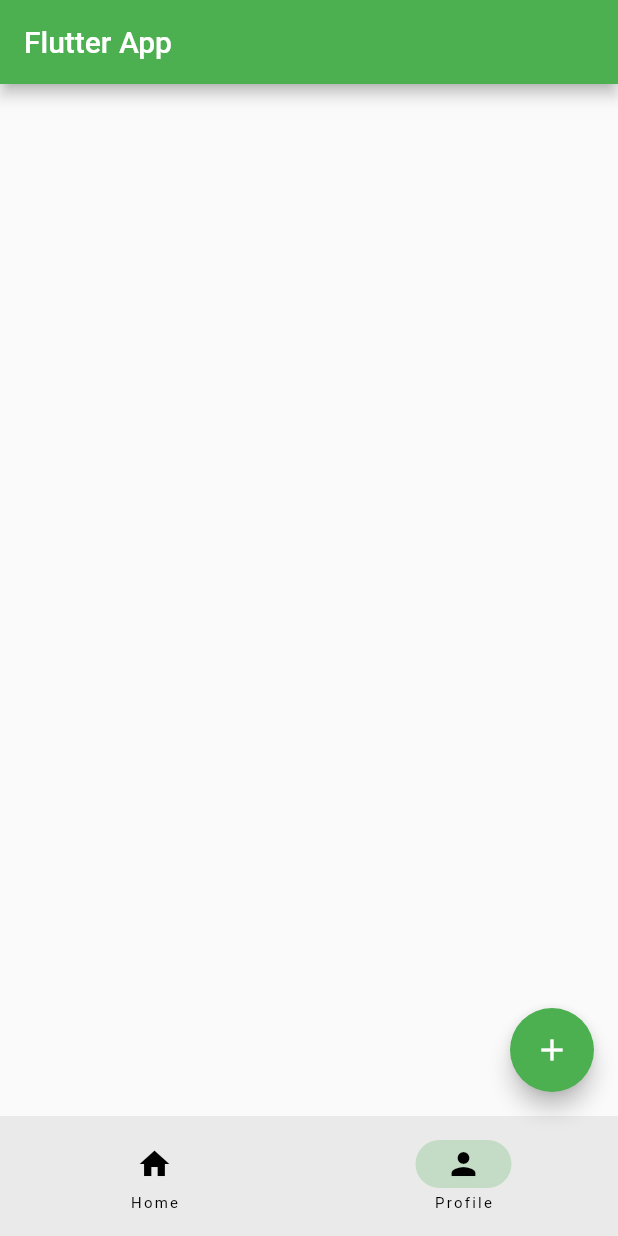
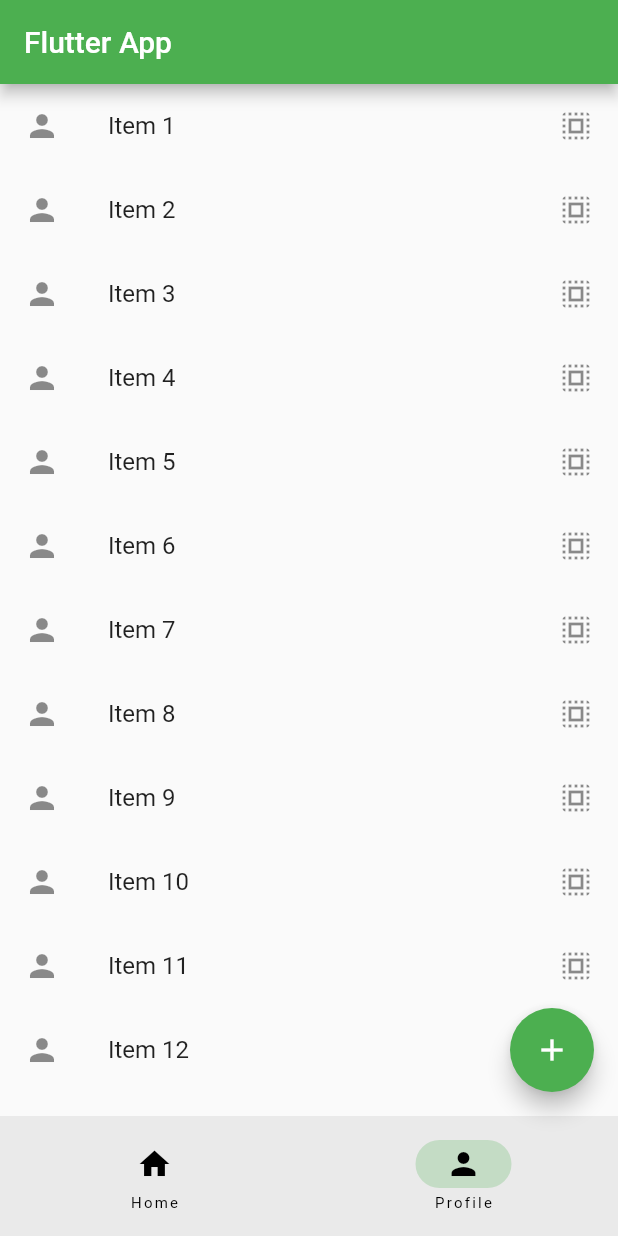
Before and after one commit to hammadbinsajjad/fluttermapp_tutorial, a Flutter app: the screen it shows after launch, item 2 of the bottom bar chosen, on a phone screen of 412 x 824 dp. Run offline on Flutter 3.47's test engine with Material 2 defaults, Android fonts, the light colour scheme and no system bars.

Commit message:
Profile page implemented with ListView

```diff
--- a/lib/profile_page.dart
+++ b/lib/profile_page.dart
@@ -1,10 +1,24 @@
 import 'package:flutter/material.dart';
+
+const itemCount = 20;
 
 class ProfilePage extends StatelessWidget {
   const ProfilePage({super.key});
 
   @override
   Widget build(BuildContext context) {
-    return Container();
+    return ListView.builder(
+      itemCount: itemCount,
+      itemBuilder: (BuildContext context, int index) {
+        return ListTile(
+          title: Text("Item ${index + 1}"),
+          leading: const Icon(Icons.person),
+          trailing: const Icon(Icons.select_all),
+          onTap: () {
+            debugPrint("Item ${index + 1} selected");
+          },
+        );
+      },
+    );
   }
 }
```
